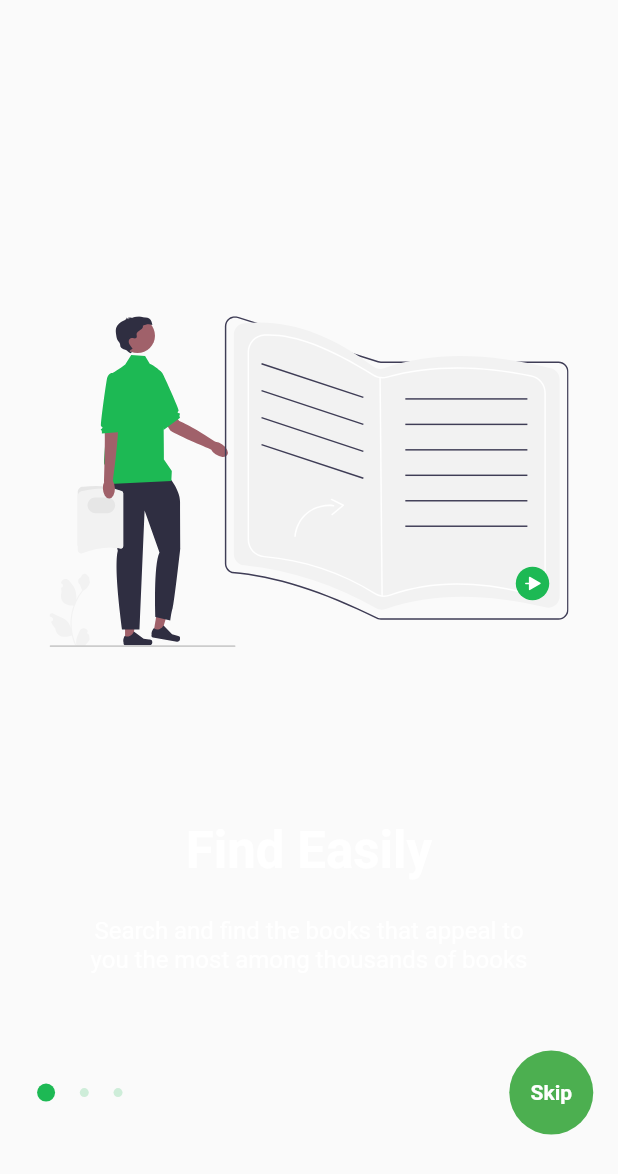
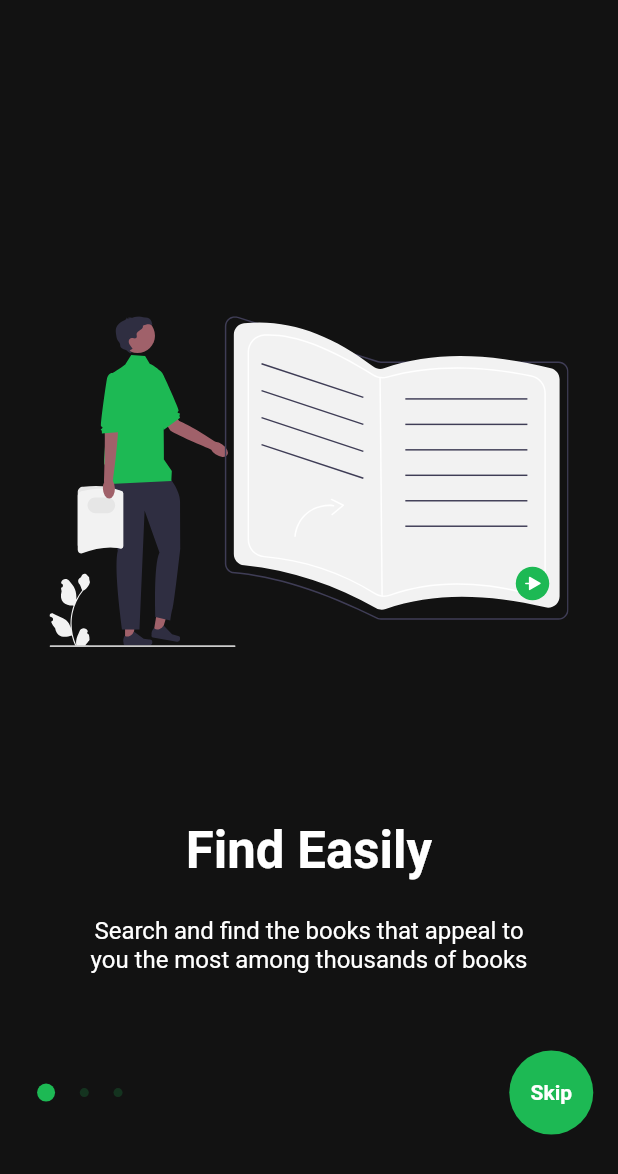
Before and after one commit to furkanagess/book_app, a Flutter app: the screen it shows after launch, on a phone screen of 412 x 824 dp. Shown: the top 1174 px of the screen. Run offline on Flutter 3.47's test engine with Material 2 defaults, Android fonts, the phone set to English and light mode, and no system bars; drawn by our look-alikes of auto_size_text; our stand-ins replace flutter_mobx, flutter_svg, mobx; generated files the repository leaves out were written again.

Commit message:
onboard fixes

```diff
--- a/lib/feature/onboard/view/onboard_view.dart
+++ b/lib/feature/onboard/view/onboard_view.dart
@@ -2,6 +2,7 @@ import 'package:auto_size_text/auto_size_text.dart';
 import 'package:book_app/feature/main/main_page.dart';
 import 'package:book_app/product/base/base_view.dart';
 import 'package:book_app/product/constants/app_colors.dart';
+import 'package:book_app/product/constants/app_strings.dart';
 import 'package:book_app/product/extensions/context_extension.dart';
 import 'package:book_app/product/widgets/avatar/onboad_circle.dart';
 import 'package:flutter/material.dart';
@@ -23,7 +24,7 @@ class OnboardView extends StatelessWidget {
         model.init();
       },
       onPageBuilder: (BuildContext context, OnboardViewModel viewModel) => Scaffold(
-        backgroundColor: AppColors().background,
+        backgroundColor: AppColors.background,
         body: Padding(
           padding: context.paddingNormal,
           child: Column(
@@ -91,9 +92,9 @@ class OnboardView extends StatelessWidget {
   FloatingActionButton buildSkipButton(BuildContext context, OnboardViewModel viewModel) {
     return FloatingActionButton(
       elevation: 0,
-      backgroundColor: Colors.green,
+      backgroundColor: AppColors.green,
       child: Text(
-        "Skip",
+        AppStrings.skip,
         style: context.textTheme.bodyMedium?.copyWith(
           fontWeight: FontWeight.bold,
           color: Colors.white,
```
Also changed, not shown: lib/feature/onboard/viewModel/onboard_view_model.dart (+7 -6 lines).
